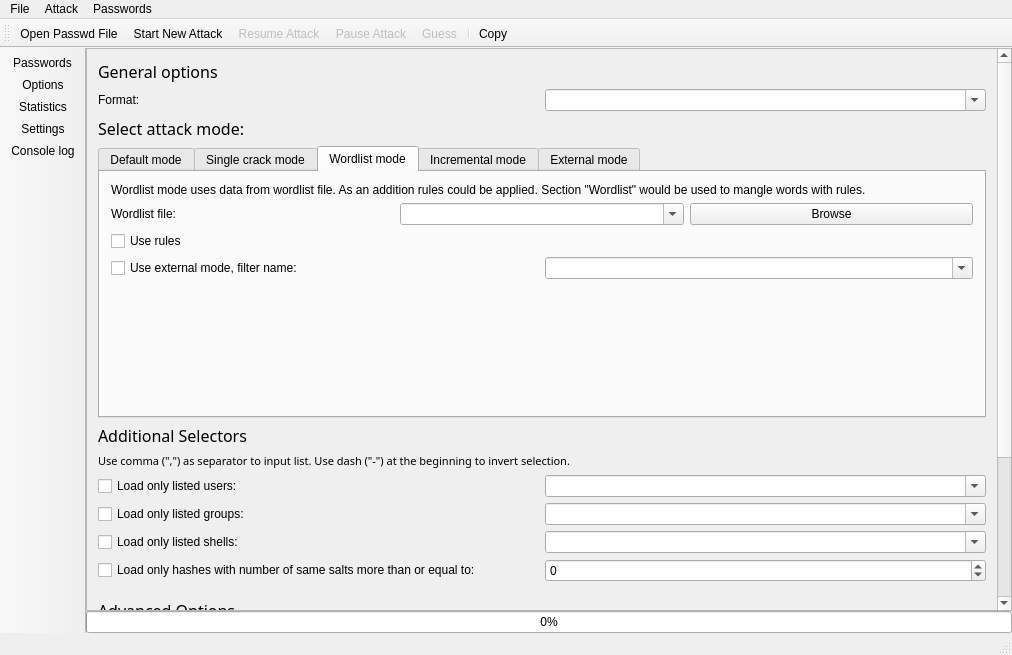
First picture: the form in mainwindow.ui, repository openwall/johnny, before the edit.
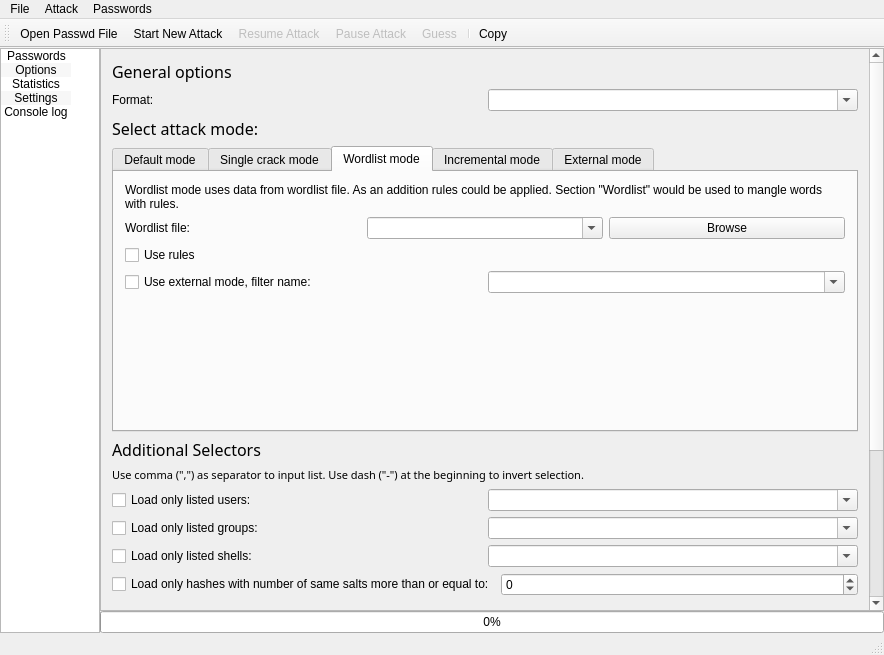
Second picture: the form after the edit. Icons and pictures are not drawn.

Patch:
```diff
--- a/mainwindow.ui
+++ b/mainwindow.ui
@@ -6,7 +6,7 @@
    <rect>
     <x>0</x>
     <y>0</y>
-    <width>1012</width>
+    <width>884</width>
     <height>655</height>
    </rect>
   </property>
@@ -43,6 +43,144 @@
     <property name="bottomMargin">
      <number>0</number>
     </property>
+    <item>
+     <widget class="QListWidget" name="listWidgetTabs">
+      <property name="sizePolicy">
+       <sizepolicy hsizetype="Maximum" vsizetype="Preferred">
+        <horstretch>0</horstretch>
+        <verstretch>0</verstretch>
+       </sizepolicy>
+      </property>
+      <property name="maximumSize">
+       <size>
+        <width>16777215</width>
+        <height>16777215</height>
+       </size>
+      </property>
+      <property name="frameShadow">
+       <enum>QFrame::Sunken</enum>
+      </property>
+      <property name="verticalScrollBarPolicy">
+       <enum>Qt::ScrollBarAsNeeded</enum>
+      </property>
+      <property name="horizontalScrollBarPolicy">
+       <enum>Qt::ScrollBarAlwaysOff</enum>
+      </property>
+      <property name="sizeAdjustPolicy">
+       <enum>QAbstractScrollArea::AdjustToContents</enum>
+      </property>
+      <property name="autoScrollMargin">
+       <number>0</number>
+      </property>
+      <property name="editTriggers">
+       <set>QAbstractItemView::NoEditTriggers</set>
+      </property>
+      <property name="tabKeyNavigation">
+       <bool>true</bool>
+      </property>
+      <property name="showDropIndicator" stdset="0">
+       <bool>false</bool>
+      </property>
+      <property name="dragDropMode">
+       <enum>QAbstractItemView::NoDragDrop</enum>
+      </property>
+      <property name="alternatingRowColors">
+       <bool>true</bool>
+      </property>
+      <property name="selectionBehavior">
+       <enum>QAbstractItemView::SelectRows</enum>
+      </property>
+      <property name="iconSize">
+       <size>
+        <width>32</width>
+        <height>32</height>
+       </size>
+      </property>
+      <property name="textElideMode">
+       <enum>Qt::ElideRight</enum>
+      </property>
+      <property name="verticalScrollMode">
+       <enum>QAbstractItemView::ScrollPerItem</enum>
+      </property>
+      <property name="movement">
+       <enum>QListView::Static</enum>
+      </property>
+      <property name="flow">
+       <enum>QListView::TopToBottom</enum>
+      </property>
+      <property name="resizeMode">
+       <enum>QListView::Adjust</enum>
+      </property>
+      <property name="layoutMode">
+       <enum>QListView::Batched</enum>
+      </property>
+      <property name="spacing">
+       <number>0</number>
+      </property>
+      <property name="viewMode">
+       <enum>QListView::IconMode</enum>
+      </property>
+      <property name="uniformItemSizes">
+       <bool>true</bool>
+      </property>
+      <property name="wordWrap">
+       <bool>false</bool>
+      </property>
+      <property name="selectionRectVisible">
+       <bool>false</bool>
+      </property>
+      <item>
+       <property name="text">
+        <string>Passwords</string>
+       </property>
+       <property name="icon">
+        <iconset>
+         <normalon>:/icons/tab_passwords.png</normalon>
+        </iconset>
+       </property>
+      </item>
+      <item>
+       <property name="text">
+        <string>Options</string>
+       </property>
+       <property name="icon">
+        <iconset>
+         <normalon>:/icons/tab_options.png</normalon>
+        </iconset>
+       </property>
+      </item>
+      <item>
+       <property name="text">
+        <string>Statistics</string>
+       </property>
+       <property name="icon">
+        <iconset>
+         <normalon>:/icons/tab_statistics.png</normalon>
+        </iconset>
+       </property>
+      </item>
+      <item>
+       <property name="text">
+        <string>Settings</string>
+       </property>
+       <property name="icon">
+        <iconset>
+         <normalon>:/icons/tab_settings.png</normalon>
+        </iconset>
+       </property>
+      </item>
+      <item>
+       <property name="text">
+        <string>Console log</string>
+       </property>
+       <property name="icon">
+        <iconset>
+         <normalon>:/icons/tab_output.png</normalon>
+        </iconset>
+       </property>
+      </item>
+     </widget>
+    </item>
     <item>
      <widget class="QWidget" name="contentWidget" native="true">
       <property name="sizePolicy">
@@ -107,8 +245,8 @@
             <rect>
              <x>0</x>
              <y>0</y>
-             <width>900</width>
-             <height>864</height>
+             <width>741</width>
+             <height>884</height>
             </rect>
            </property>
            <layout class="QVBoxLayout" name="verticalLayout_5">
@@ -1021,7 +1159,7 @@
     <rect>
      <x>0</x>
      <y>0</y>
-     <width>1012</width>
+     <width>884</width>
      <height>27</height>
     </rect>
    </property>
@@ -1053,43 +1191,6 @@
    <addaction name="menuAttack"/>
    <addaction name="menuPasswords"/>
   </widget>
-  <widget class="QToolBar" name="tabSelectionToolBar">
-   <property name="sizePolicy">
-    <sizepolicy hsizetype="Fixed" vsizetype="Preferred">
-     <horstretch>0</horstretch>
-     <verstretch>0</verstretch>
-    </sizepolicy>
-   </property>
-   <property name="contextMenuPolicy">
-    <enum>Qt::PreventContextMenu</enum>
-   </property>
-   <property name="windowTitle">
-    <string>toolBar</string>
-   </property>
-   <property name="movable">
-    <bool>false</bool>
-   </property>
-   <property name="iconSize">
-    <size>
-     <width>80</width>
-     <height>50</height>
-    </size>
-   </property>
-   <property name="toolButtonStyle">
-    <enum>Qt::ToolButtonTextUnderIcon</enum>
-   </property>
-   <attribute name="toolBarArea">
-    <enum>LeftToolBarArea</enum>
-   </attribute>
-   <attribute name="toolBarBreak">
-    <bool>false</bool>
-   </attribute>
-   <addaction name="actionPasswordsTabClicked"/>
-   <addaction name="actionOptionsTabClicked"/>
-   <addaction name="actionStatisticsTabClicked"/>
-   <addaction name="actionSettingsTabClicked"/>
-   <addaction name="actionConsoleLogTabClicked"/>
-  </widget>
   <action name="actionOpenPassword">
    <property name="icon">
     <iconset>
@@ -1237,69 +1338,6 @@
     <enum>QAction::ApplicationSpecificRole</enum>
    </property>
   </action>
-  <action name="actionPasswordsTabClicked">
-   <property name="checkable">
-    <bool>true</bool>
-   </property>
-   <property name="checked">
-    <bool>false</bool>
-   </property>
-   <property name="icon">
-    <iconset resource="resources/resources.qrc">
-     <normaloff>:/icons/tab_passwords.png</normaloff>:/icons/tab_passwords.png</iconset>
-   </property>
-   <property name="text">
-    <string>Passwords</string>
-   </property>
-  </action>
-  <action name="actionOptionsTabClicked">
-   <property name="checkable">
-    <bool>true</bool>
-   </property>
-   <property name="icon">
-    <iconset resource="resources/resources.qrc">
-     <normaloff>:/icons/tab_options.png</normaloff>:/icons/tab_options.png</iconset>
-   </property>
-   <property name="text">
-    <string>Options</string>
-   </property>
-  </action>
-  <action name="actionStatisticsTabClicked">
-   <property name="checkable">
-    <bool>true</bool>
-   </property>
-   <property name="icon">
-    <iconset resource="resources/resources.qrc">
-     <normaloff>:/icons/tab_statistics.png</normaloff>:/icons/tab_statistics.png</iconset>
-   </property>
-   <property name="text">
-    <string>Statistics</string>
-   </property>
-  </action>
-  <action name="actionSettingsTabClicked">
-   <property name="checkable">
-    <bool>true</bool>
-   </property>
-   <property name="icon">
-    <iconset resource="resources/resources.qrc">
-     <normaloff>:/icons/tab_settings.png</normaloff>:/icons/tab_settings.png</iconset>
-   </property>
-   <property name="text">
-    <string>Settings</string>
-   </property>
-  </action>
-  <action name="actionConsoleLogTabClicked">
-   <property name="checkable">
-    <bool>true</bool>
-   </property>
-   <property name="icon">
-    <iconset resource="resources/resources.qrc">
-     <normaloff>:/icons/tab_output.png</normaloff>:/icons/tab_output.png</iconset>
-   </property>
-   <property name="text">
-    <string>Console log</string>
-   </property>
-  </action>
  </widget>
  <layoutdefault spacing="6" margin="11"/>
  <resources>
```
Left out of the diff: 3 changed lines with no effect on the pictures.
